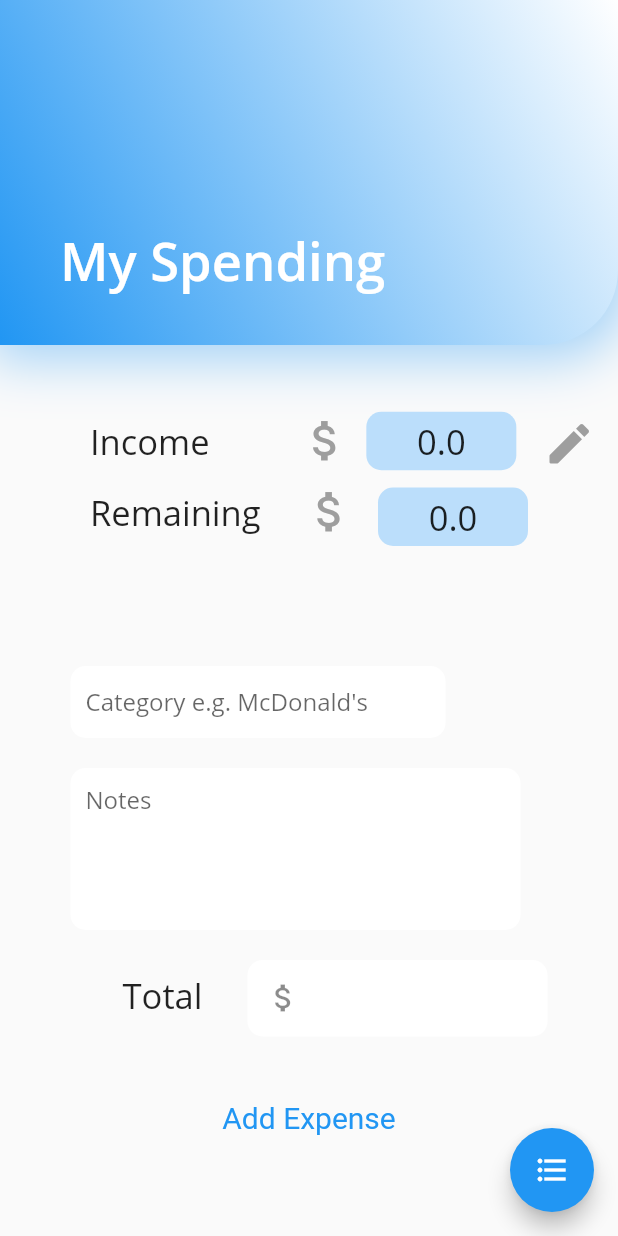
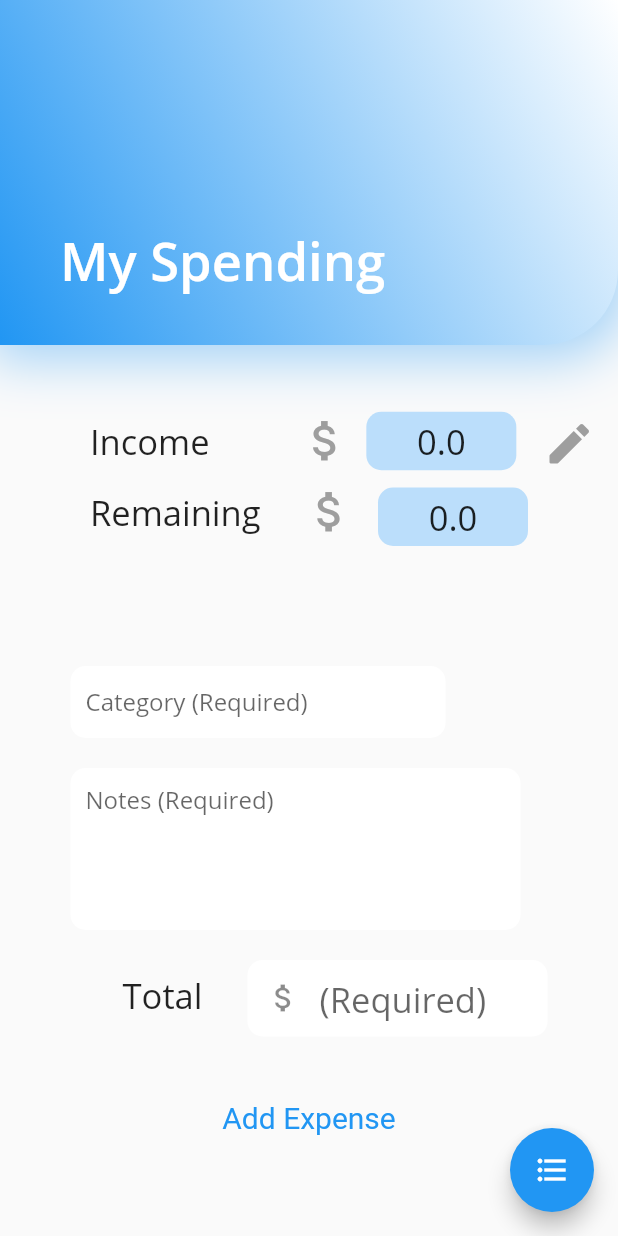
Before and after one commit to yennhio/budgeti, a Flutter app: the screen it shows after launch, on a phone screen of 412 x 824 dp. Run offline on Flutter 3.47's test engine with Material 2 defaults, Android fonts, the phone set to English and light mode, and no system bars; our stand-ins replace shared_preferences.

Commit message:
add required hint text to fields

```diff
--- a/lib/main.dart
+++ b/lib/main.dart
@@ -271,7 +271,7 @@ class MyHomePageState extends State<MyHomePage> {
                               borderRadius: BorderRadius.circular(10),
                               borderSide: BorderSide.none
                           ),
-                          hintText: "Category e.g. McDonald's"
+                          hintText: "Category (Required)"
                       ),
                     ),
                   ),
@@ -291,7 +291,7 @@ class MyHomePageState extends State<MyHomePage> {
                               borderRadius: BorderRadius.circular(10),
                               borderSide: BorderSide.none
                           ),
-                          hintText: "Notes"
+                          hintText: "Notes (Required)"
                       ),
                     ),
                   ),
@@ -321,6 +321,7 @@ class MyHomePageState extends State<MyHomePage> {
                                     borderRadius: BorderRadius.circular(10),
                                     borderSide: BorderSide.none
                                 ),
+                                hintText: "(Required)",
                                 counterText: ""
                             ),
                           ),
```
